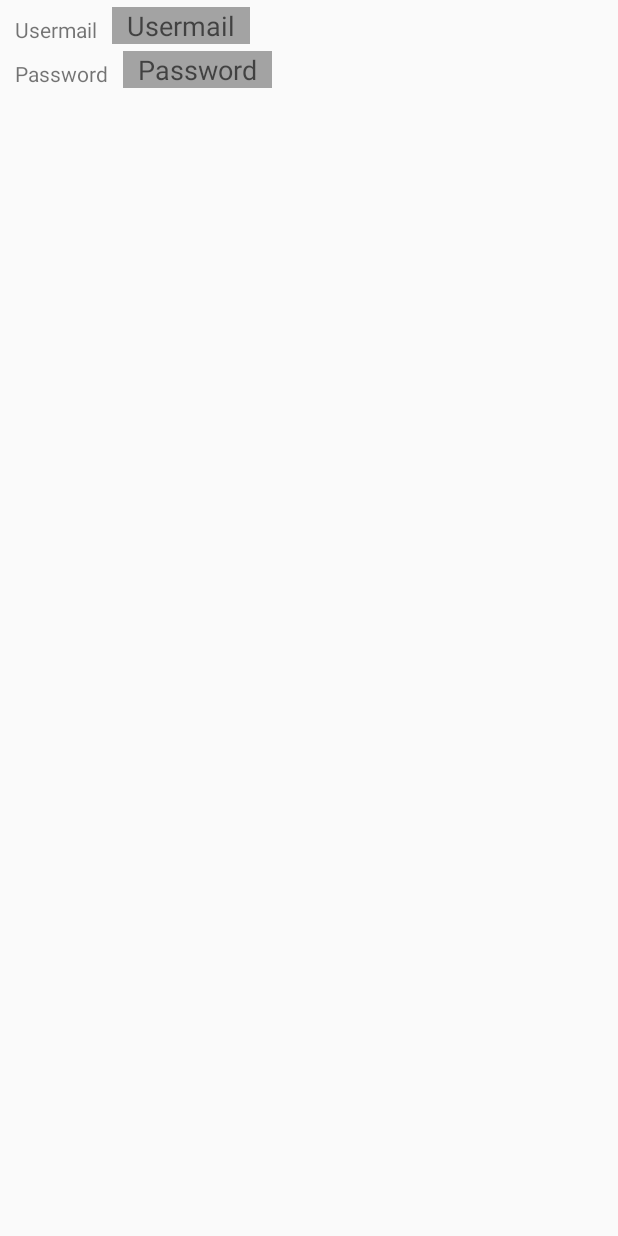
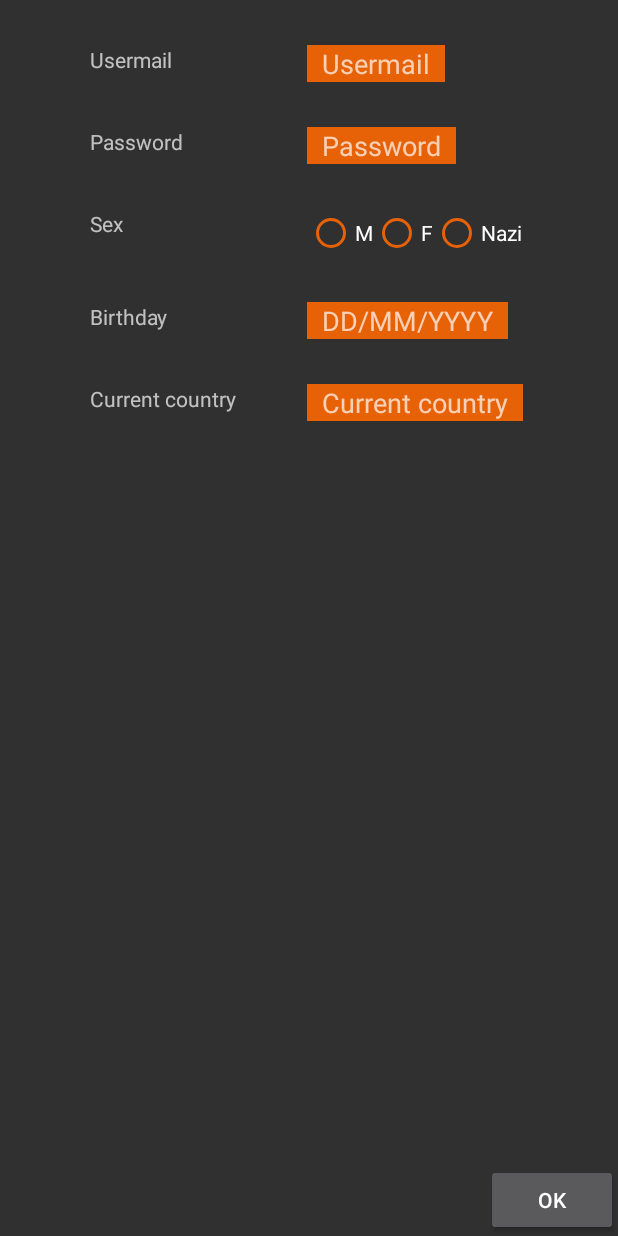
Before and after one commit to lodykas/LINSIF1225-GroupeV-EZMeal, an Android app: the layout activity_createprofile.xml on its own in the app's theme, with its tools: preview values and no code run, on a phone screen of 412 x 824 dp. Run offline under Robolectric (Android 15) with nearby library versions, the light colour scheme and no system bars.

Commit message:
Avancement de la création du profil
Ajout de la classe User (incomplète)
un objet User est créé avec les informations données par l'utilisateur

```diff
--- a/EZMeal/app/src/main/AndroidManifest.xml
+++ b/EZMeal/app/src/main/AndroidManifest.xml
@@ -15,6 +15,11 @@
                 <category android:name="android.intent.category.LAUNCHER" />
             </intent-filter>
         </activity>
+
+        <activity
+            android:name=".CreateProfile"
+            android:label="@string/app_name"/>
+
     </application>
 
 </manifest>
--- a/EZMeal/app/src/main/java/com/lsinf1225/ezmeal/ezmeal/CreateProfile.java
+++ b/EZMeal/app/src/main/java/com/lsinf1225/ezmeal/ezmeal/CreateProfile.java
@@ -1,16 +1,38 @@
 package com.lsinf1225.ezmeal.ezmeal;
 
-import android.app.Activity;
 import android.os.Bundle;
+import android.support.v7.app.AppCompatActivity;
+import android.view.View;
+import android.widget.Button;
+import android.widget.EditText;
+import android.widget.RadioButton;
+import android.widget.RadioGroup;
+import android.widget.Toast;
 
 /**
  * Created by Lodycas on 21-04-17.
  */
 
-public class CreateProfile extends Activity {
+public class CreateProfile extends AppCompatActivity {
     @Override
     protected void onCreate(Bundle savedInstanceState) {
         super.onCreate(savedInstanceState);
         setContentView(R.layout.activity_createprofile);
+
+        Button b = (Button) findViewById(R.id.button101);
+        b.setOnClickListener(new View.OnClickListener() {
+            @Override
+            public void onClick(View view) {
+                EditText usermail = (EditText) findViewById(R.id.usermailedit);
+                EditText password = (EditText) findViewById(R.id.passwordedit);
+                RadioGroup sex = (RadioGroup) findViewById(R.id.sexSelect);
+                RadioButton sexB = (RadioButton) findViewById(sex.getCheckedRadioButtonId());
+                EditText birth = (EditText) findViewById(R.id.birthedit);
+                EditText country = (EditText) findViewById(R.id.countryedit);
+
+                User user = new User(usermail.getText().toString(), sexB.getText().charAt(0), password.getText().toString(),birth.getText().toString(),country.getText().toString());
+                Toast.makeText(getApplicationContext(), getResources().getString(R.string.Toast1, user.getUser(),user.getSex()), 3000).show();
+            }
+        });
     }
 }
--- a/EZMeal/app/src/main/java/com/lsinf1225/ezmeal/ezmeal/MainActivity.java
+++ b/EZMeal/app/src/main/java/com/lsinf1225/ezmeal/ezmeal/MainActivity.java
@@ -1,5 +1,6 @@
 package com.lsinf1225.ezmeal.ezmeal;
 
+import android.content.Intent;
 import android.support.v7.app.AppCompatActivity;
 import android.os.Bundle;
 
@@ -9,5 +10,7 @@ public class MainActivity extends AppCompatActivity {
     protected void onCreate(Bundle savedInstanceState) {
         super.onCreate(savedInstanceState);
         setContentView(R.layout.activity_main);
+        Intent intent = new Intent(getApplicationContext(), CreateProfile.class);
+        startActivity(intent);
     }
 }
--- /dev/null
+++ b/EZMeal/app/src/main/java/com/lsinf1225/ezmeal/ezmeal/User.java
@@ -0,0 +1,29 @@
+package com.lsinf1225.ezmeal.ezmeal;
+
+/**
+ * Created by Lodycas on 21-04-17.
+ */
+import java.lang.String;
+
+public class User {
+    private String usermail;
+    private char sex;
+    private String password;
+    private String date;
+    private String country;
+
+    User(String usermail, char sex, String password, String date, String country){
+        this.usermail = usermail;
+        this.sex = sex;
+        this.password = password;
+        this.date = date;
+        this.country = country;
+    }
+
+    String getUser(){return usermail;}
+    char getSex(){return sex;}
+    String getPassword(){return password;}
+    String getDate(){return date;}
+    String getCountry(){return country;}
+
+}
--- a/EZMeal/app/src/main/res/layout/activity_createprofile.xml
+++ b/EZMeal/app/src/main/res/layout/activity_createprofile.xml
@@ -5,9 +5,9 @@
 
     <TextView
         android:id="@+id/usermail"
-        android:layout_marginTop="10dp"
-        android:layout_marginLeft="10dp"
-        android:layout_marginBottom="10dp"
+        android:layout_marginTop="30dp"
+        android:layout_marginRight="90dp"
+        android:layout_marginLeft="60dp"
         android:layout_width="wrap_content"
         android:layout_height="wrap_content"
         android:text="@string/usermail"
@@ -17,35 +17,121 @@
         android:id="@+id/usermailedit"
         android:layout_width="wrap_content"
         android:layout_height="wrap_content"
-        android:layout_alignBottom="@+id/usermail"
         android:layout_toRightOf="@+id/usermail"
-        android:layout_marginLeft="10dp"
+        android:layout_alignTop="@+id/usermail"
         android:hint="@string/usermail"
         android:inputType="text"
-        android:background="@color/grey"
         android:paddingLeft="10dp"
-        android:paddingRight="10dp"/>
+        android:paddingRight="10dp"
+        android:background="@color/colorAccent"/>
+
+    <EditText
+        android:id="@+id/passwordedit"
+        android:layout_width="wrap_content"
+        android:layout_height="wrap_content"
+        android:paddingLeft="10dp"
+        android:paddingRight="10dp"
+        android:hint="@string/password"
+        android:inputType="textPassword"
+        android:layout_marginTop="30dp"
+        android:layout_alignLeft="@+id/usermailedit"
+        android:layout_below="@+id/usermailedit"
+        android:background="@color/colorAccent"
+        />
 
     <TextView
         android:id="@+id/password"
         android:layout_width="wrap_content"
         android:layout_height="wrap_content"
-        android:layout_below="@+id/usermail"
+        android:layout_alignTop="@+id/passwordedit"
         android:layout_alignLeft="@+id/usermail"
         android:text="@string/password" />
 
-    <EditText
-        android:id="@+id/passwordedit"
+    <RadioGroup
+        android:id="@+id/sexSelect"
         android:layout_width="wrap_content"
         android:layout_height="wrap_content"
-        android:layout_alignBottom="@+id/password"
-        android:layout_toRightOf="@+id/password"
-        android:layout_marginLeft="10dp"
-        android:hint="@string/password"
-        android:inputType="textPassword"
-        android:background="@color/grey"
+        android:orientation="horizontal"
+        android:layout_alignLeft="@+id/passwordedit"
+        android:layout_below="@+id/passwordedit"
+        android:layout_marginTop="30dp"
+        >
+        <RadioButton
+            android:layout_width="wrap_content"
+            android:layout_height="wrap_content"
+            android:text="M"
+            android:buttonTint="@color/colorAccent"
+            />
+        <RadioButton
+            android:layout_width="wrap_content"
+            android:text="F"
+            android:layout_height="wrap_content"
+            android:buttonTint="@color/colorAccent"/>
+        <RadioButton
+            android:layout_width="wrap_content"
+            android:text="Nazi"
+            android:layout_height="wrap_content"
+            android:buttonTint="@color/colorAccent"/>
+    </RadioGroup>
+
+    <TextView
+        android:id="@+id/sex"
+        android:layout_width="wrap_content"
+        android:layout_height="wrap_content"
+        android:layout_alignTop="@+id/sexSelect"
+        android:layout_alignLeft="@+id/usermail"
+        android:text="@string/sex" />
+
+    <EditText
+        android:id="@+id/birthedit"
+        android:layout_width="wrap_content"
+        android:layout_height="wrap_content"
         android:paddingLeft="10dp"
-        android:paddingRight="10dp"/>
+        android:paddingRight="10dp"
+        android:hint="DD/MM/YYYY"
+        android:inputType="datetime"
+        android:layout_marginTop="30dp"
+        android:layout_alignLeft="@+id/usermailedit"
+        android:layout_below="@+id/sexSelect"
+        android:background="@color/colorAccent"
+        />
 
+    <TextView
+        android:id="@+id/birth"
+        android:layout_width="wrap_content"
+        android:layout_height="wrap_content"
+        android:layout_alignTop="@+id/birthedit"
+        android:layout_alignLeft="@+id/usermail"
+        android:text="@string/birthday" />
+
+    <EditText
+        android:id="@+id/countryedit"
+        android:layout_width="wrap_content"
+        android:layout_height="wrap_content"
+        android:paddingLeft="10dp"
+        android:paddingRight="10dp"
+        android:hint="@string/country"
+        android:inputType="text"
+        android:layout_marginTop="30dp"
+        android:layout_alignLeft="@+id/usermailedit"
+        android:layout_below="@+id/birthedit"
+        android:background="@color/colorAccent"
+        />
+
+    <TextView
+        android:id="@+id/country"
+        android:layout_width="wrap_content"
+        android:layout_height="wrap_content"
+        android:layout_alignTop="@+id/countryedit"
+        android:layout_alignLeft="@+id/usermail"
+        android:text="@string/country" />
+
+    <Button
+        android:id="@+id/button101"
+        android:layout_width="wrap_content"
+        android:layout_height="wrap_content"
+        android:layout_alignParentBottom="true"
+        android:layout_alignParentRight="true"
+        android:text="OK"/>
 
 </RelativeLayout>
--- a/EZMeal/app/src/main/res/values/colors.xml
+++ b/EZMeal/app/src/main/res/values/colors.xml
@@ -2,7 +2,7 @@
 <resources>
     <color name="colorPrimary">#3F51B5</color>
     <color name="colorPrimaryDark">#303F9F</color>
-    <color name="colorAccent">#FF4081</color>
+    <color name="colorAccent">#E76107</color>
     <color name="grey">#a3a3a3</color>
     <color name="white">#FFFFFF</color>
 
--- a/EZMeal/app/src/main/res/values/strings.xml
+++ b/EZMeal/app/src/main/res/values/strings.xml
@@ -2,4 +2,9 @@
     <string name="app_name">EZMeal</string>
     <string name="usermail">Usermail</string>
     <string name="password">Password</string>
+    <string name="sex">Sex</string>
+    <string name="country">Current country</string>
+    <string name="origincountry">Country of origin</string>
+    <string name="birthday">Birthday</string>
+    <string name="Toast1">Bienvenue, %1$s, étrange %2$s!</string>
 </resources>
--- a/EZMeal/app/src/main/res/values/styles.xml
+++ b/EZMeal/app/src/main/res/values/styles.xml
@@ -1,7 +1,7 @@
 <resources>
 
     <!-- Base application theme. -->
-    <style name="AppTheme" parent="Theme.AppCompat.Light.DarkActionBar">
+    <style name="AppTheme" parent="Base.Theme.AppCompat">
         <!-- Customize your theme here. -->
         <item name="colorPrimary">@color/colorPrimary</item>
         <item name="colorPrimaryDark">@color/colorPrimaryDark</item>
```
